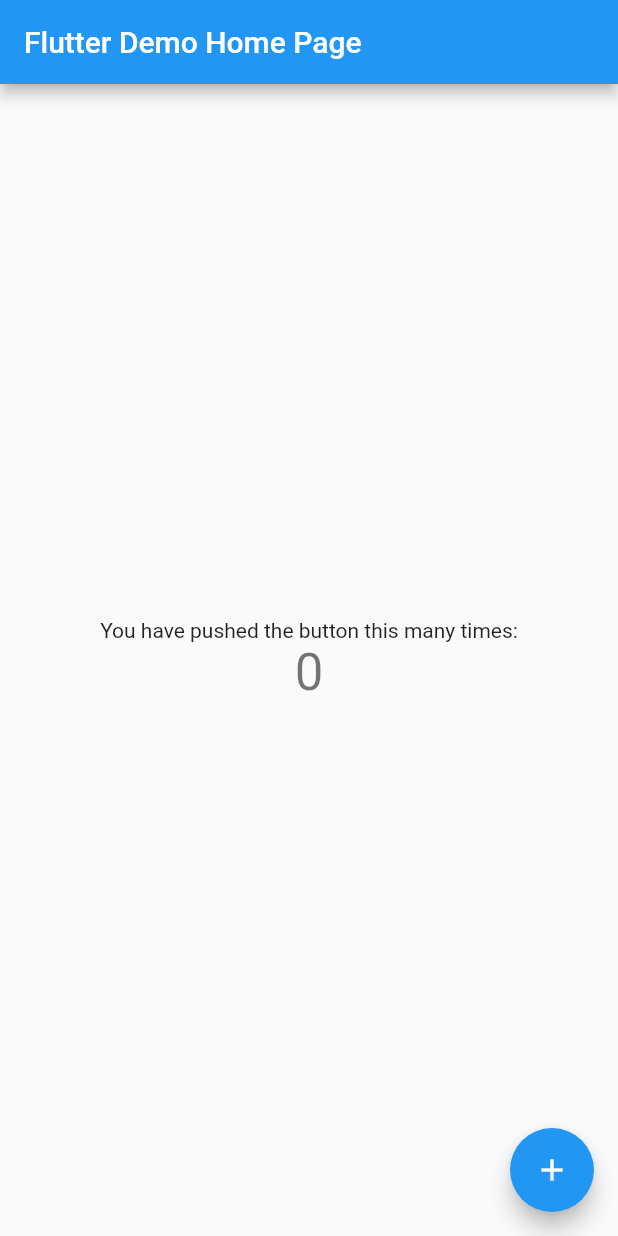
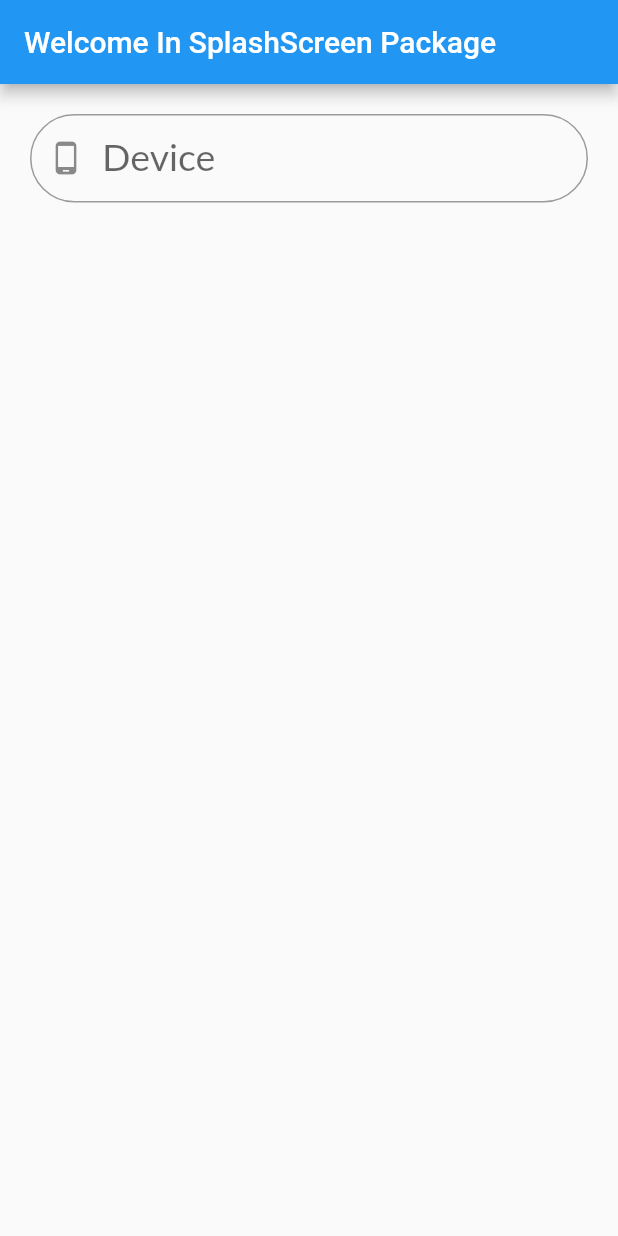
Before and after one commit to ShawnLiu-1/dog_bark_detector, a Flutter app: the screen it shows after launch, on a phone screen of 412 x 824 dp. Run offline on Flutter 3.47's test engine with Material 2 defaults, Android fonts, the phone set to English and light mode, and no system bars; our stand-ins replace splashscreen; Roboto replaces fonts that are missing (Lato).

Commit message:
Loading Screen

```diff
--- a/lib/main.dart
+++ b/lib/main.dart
@@ -1,117 +1,73 @@
 import 'package:flutter/material.dart';
-
-void main() {
-  runApp(MyApp());
+import 'package:splashscreen/splashscreen.dart';
+void main(){
+  runApp(new MaterialApp(
+    home: new MyApp(),
+  ));
 }
 
-class MyApp extends StatelessWidget {
-  // This widget is the root of your application.
+
+class MyApp extends StatefulWidget {
+  @override
+  _MyAppState createState() => new _MyAppState();
+}
+
+class _MyAppState extends State<MyApp> {
   @override
   Widget build(BuildContext context) {
-    return MaterialApp(
-      title: 'Flutter Demo',
-      theme: ThemeData(
-        // This is the theme of your application.
-        //
-        // Try running your application with "flutter run". You'll see the
-        // application has a blue toolbar. Then, without quitting the app, try
-        // changing the primarySwatch below to Colors.green and then invoke
-        // "hot reload" (press "r" in the console where you ran "flutter run",
-        // or simply save your changes to "hot reload" in a Flutter IDE).
-        // Notice that the counter didn't reset back to zero; the application
-        // is not restarted.
-        primarySwatch: Colors.blue,
-        // This makes the visual density adapt to the platform that you run
-        // the app on. For desktop platforms, the controls will be smaller and
-        // closer together (more dense) than on mobile platforms.
-        visualDensity: VisualDensity.adaptivePlatformDensity,
+    return new SplashScreen(
+      seconds: 5,
+      navigateAfterSeconds: new AfterSplash(),
+      title: new Text('Welcome In SplashScreen',
+        style: new TextStyle(
+            fontWeight: FontWeight.bold,
+            fontSize: 20.0
+        ),
       ),
-      home: MyHomePage(title: 'Flutter Demo Home Page'),
+      image: new Image.asset('asset/Shiba_Smile.png'),
+      backgroundColor: Colors.white,
+      styleTextUnderTheLoader: new TextStyle(),
+      photoSize: 100.0,
+      onClick: ()=>print("Flutter Egypt"),
+      loaderColor: Colors.red,
     );
   }
 }
 
-class MyHomePage extends StatefulWidget {
-  MyHomePage({Key key, this.title}) : super(key: key);
-
-  // This widget is the home page of your application. It is stateful, meaning
-  // that it has a State object (defined below) that contains fields that affect
-  // how it looks.
-
-  // This class is the configuration for the state. It holds the values (in this
-  // case the title) provided by the parent (in this case the App widget) and
-  // used by the build method of the State. Fields in a Widget subclass are
-  // always marked "final".
-
-  final String title;
-
-  @override
-  _MyHomePageState createState() => _MyHomePageState();
-}
-
-class _MyHomePageState extends State<MyHomePage> {
-  int _counter = 0;
-
-  void _incrementCounter() {
-    setState(() {
-      // This call to setState tells the Flutter framework that something has
-      // changed in this State, which causes it to rerun the build method below
-      // so that the display can reflect the updated values. If we changed
-      // _counter without calling setState(), then the build method would not be
-      // called again, and so nothing would appear to happen.
-      _counter++;
-    });
-  }
-
+class AfterSplash extends StatelessWidget{
+  var deviceController = TextEditingController();
   @override
   Widget build(BuildContext context) {
-    // This method is rerun every time setState is called, for instance as done
-    // by the _incrementCounter method above.
-    //
-    // The Flutter framework has been optimized to make rerunning build methods
-    // fast, so that you can just rebuild anything that needs updating rather
-    // than having to individually change instances of widgets.
-    return Scaffold(
-      appBar: AppBar(
-        // Here we take the value from the MyHomePage object that was created by
-        // the App.build method, and use it to set our appbar title.
-        title: Text(widget.title),
+    return new Scaffold(
+      appBar: new AppBar(
+        title: new Text("Welcome In SplashScreen Package"),
+        automaticallyImplyLeading: false,
       ),
-      body: Center(
-        // Center is a layout widget. It takes a single child and positions it
-        // in the middle of the parent.
-        child: Column(
-          // Column is also a layout widget. It takes a list of children and
-          // arranges them vertically. By default, it sizes itself to fit its
-          // children horizontally, and tries to be as tall as its parent.
-          //
-          // Invoke "debug painting" (press "p" in the console, choose the
-          // "Toggle Debug Paint" action from the Flutter Inspector in Android
-          // Studio, or the "Toggle Debug Paint" command in Visual Studio Code)
-          // to see the wireframe for each widget.
-          //
-          // Column has various properties to control how it sizes itself and
-          // how it positions its children. Here we use mainAxisAlignment to
-          // center the children vertically; the main axis here is the vertical
-          // axis because Columns are vertical (the cross axis would be
-          // horizontal).
-          mainAxisAlignment: MainAxisAlignment.center,
-          children: <Widget>[
-            Text(
-              'You have pushed the button this many times:',
-            ),
-            Text(
-              '$_counter',
-              style: Theme.of(context).textTheme.headline4,
-            ),
-          ],
-        ),
+      body: new Center(
+        child:  Column(
+            children: <Widget>[
+              Padding (
+                  padding: EdgeInsets.only(left: 20, right: 20, top: 20),
+                  child: TextField(
+
+                    obscureText: false,
+                    //style: ,
+                    controller: deviceController,
+                    decoration: InputDecoration(
+                      prefixIcon: Icon(Icons.phone_android),
+                      border: new OutlineInputBorder(
+                        borderRadius: new BorderRadius.circular(30.0),
+                      ),
+                      labelText: 'Device',
+                      labelStyle: TextStyle(fontSize: 25, fontFamily: 'Lato'
+                      ),
+                    ),
+                  )
+              ),
+              SizedBox(height: 25.0),
+            ])
+
       ),
-      floatingActionButton: FloatingActionButton(
-        onPressed: _incrementCounter,
-        tooltip: 'Increment',
-        child: Icon(Icons.add),
-      ), // This trailing comma makes auto-formatting nicer for build methods.
     );
   }
 }
--- a/pubspec.yaml
+++ b/pubspec.yaml
@@ -23,6 +23,7 @@ environment:
 dependencies:
   flutter:
     sdk: flutter
+  splashscreen: ^1.2.0
 
 
   # The following adds the Cupertino Icons font to your application.
@@ -45,7 +46,8 @@ flutter:
   uses-material-design: true
 
   # To add assets to your application, add an assets section, like this:
-  # assets:
+  assets:
+    - asset/Shiba_Smile.png
   #   - images/a_dot_burr.jpeg
   #   - images/a_dot_ham.jpeg
 
```
Also changed, not shown: asset/Shiba_Smile.png (added), pubspec.lock.
